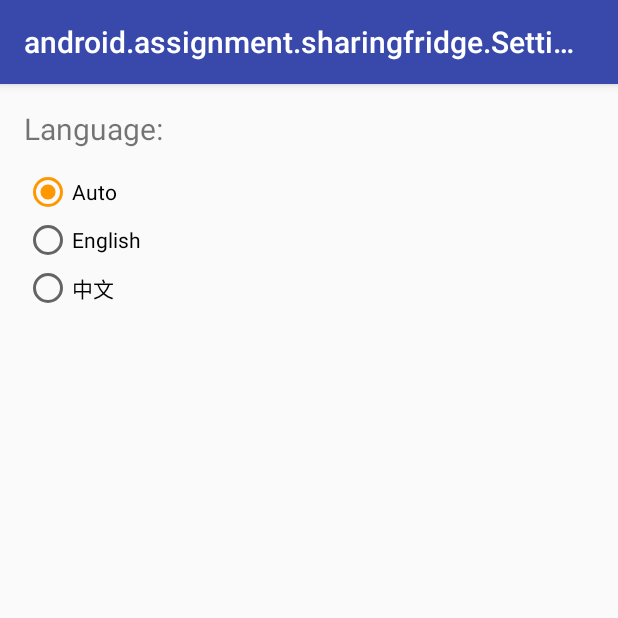
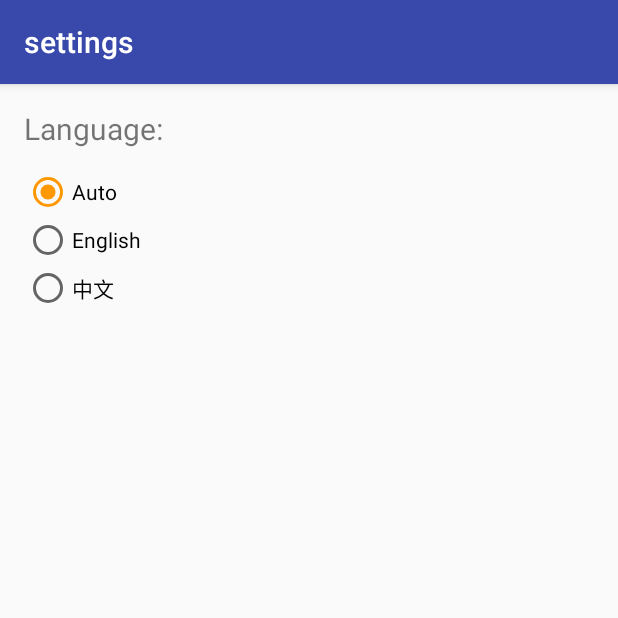
Before and after one commit to fookie/SharingFridge, an Android app: the SettingActivity screen opened directly, with no data from a screen before it, on a phone screen of 412 x 824 dp, the top half of it. Run offline under Robolectric (Android 15) with nearby library versions, the phone set to English and light mode, and no system bars; pictures from the network do not load.

Commit message:
laanguage setting

```diff
--- a/app/src/main/java/android/assignment/sharingfridge/SettingActivity.java
+++ b/app/src/main/java/android/assignment/sharingfridge/SettingActivity.java
@@ -38,6 +38,7 @@ public class SettingActivity extends AppCompatActivity {
             chinese.setChecked(true);
         else
             systemDefault.setChecked(true);
+        setTitle(getString(R.string.settings));
 
         language.setOnCheckedChangeListener(new RadioGroup.OnCheckedChangeListener() {
             @Override
@@ -49,8 +50,6 @@ public class SettingActivity extends AppCompatActivity {
 //                intent.setFlags(Intent.FLAG_ACTIVITY_NEW_TASK | Intent.FLAG_ACTIVITY_CLEAR_TASK);
                 intent.setFlags(Intent.FLAG_ACTIVITY_CLEAR_TOP);
                 startActivity(intent);
-//                android.os.Process.killProcess(android.os.Process.myPid());
-//                System.exit(0);
             }
         });
     }
```
